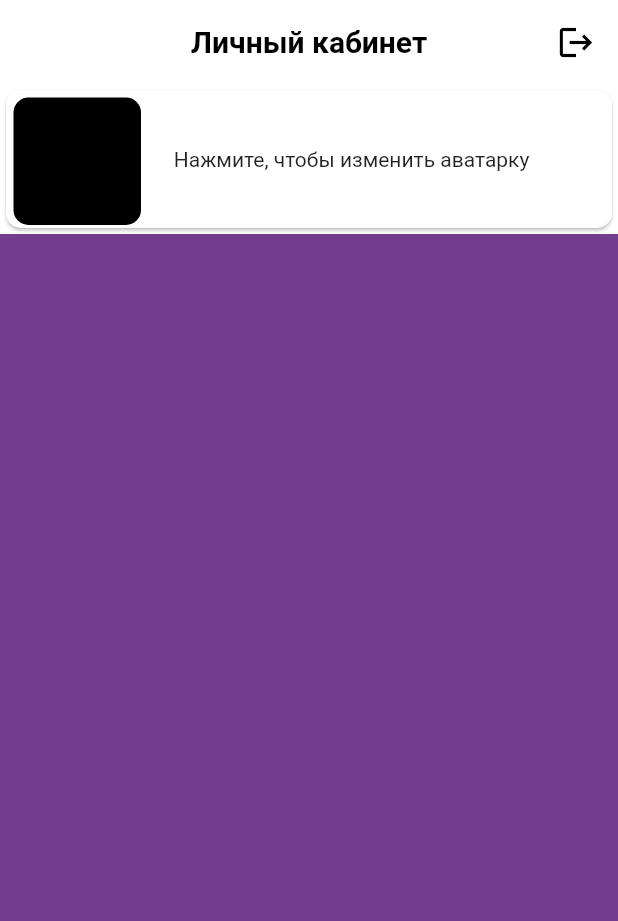
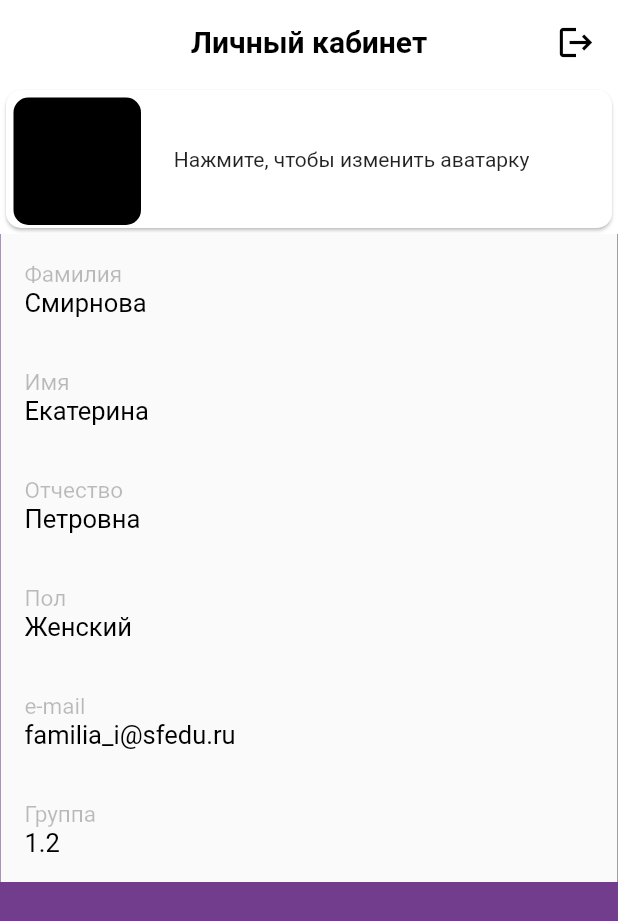
Before and after one commit to Fyordo/IStudent-Flutter, a Flutter app: the UserHomePage widget shown alone on an empty page, opened directly, on a phone screen of 412 x 824 dp. Shown: the top 921 px of the screen. Run offline on Flutter 3.47's test engine with Material 2 defaults, Android fonts, the phone set to English and light mode, and no system bars; our stand-ins replace bloc, floating_bottom_navigation_bar, flutter_bloc, flutter_svg.

Commit message:
User screen

```diff
--- a/lib/bottom bar/user/widgets/user_widget.dart
+++ b/lib/bottom bar/user/widgets/user_widget.dart
@@ -69,6 +69,78 @@ class _UserHomePageState extends State<UserHomePage> {
                                   )
                               ),
                        ),
+
+                      Container(
+                        decoration: BoxDecoration(
+                            border: Border.symmetric(vertical: BorderSide(width: 0.3)),
+                        ),
+                        child: Material(
+                          child: ListTile(
+                            title: Text("Фамилия", style: TextStyle(color: Colors.black26, fontSize: 15)),
+                            subtitle: Text("Смирнова", style: TextStyle(color: Colors.black, fontSize: 17)),
+                          ),
+                        ),
+                      ),
+
+                      Container(
+                        decoration: BoxDecoration(
+                          border: Border.symmetric(vertical: BorderSide(width: 0.3)),
+                        ),
+                        child: Material(
+                          child: ListTile(
+                            title: Text("Имя", style: TextStyle(color: Colors.black26, fontSize: 15)),
+                            subtitle: Text("Екатерина", style: TextStyle(color: Colors.black, fontSize: 17)),
+                          ),
+                        ),
+                      ),
+
+                      Container(
+                        decoration: BoxDecoration(
+                          border: Border.symmetric(vertical: BorderSide(width: 0.3)),
+                        ),
+                        child: Material(
+                          child: ListTile(
+                            title: Text("Отчество", style: TextStyle(color: Colors.black26, fontSize: 15)),
+                            subtitle: Text("Петровна", style: TextStyle(color: Colors.black, fontSize: 17)),
+                          ),
+                        ),
+                      ),
+
+                      Container(
+                        decoration: BoxDecoration(
+                          border: Border.symmetric(vertical: BorderSide(width: 0.3)),
+                        ),
+                        child: Material(
+                          child: ListTile(
+                            title: Text("Пол", style: TextStyle(color: Colors.black26, fontSize: 15)),
+                            subtitle: Text("Женский", style: TextStyle(color: Colors.black, fontSize: 17)),
+                          ),
+                        ),
+                      ),
+
+                      Container(
+                        decoration: BoxDecoration(
+                          border: Border.symmetric(vertical: BorderSide(width: 0.3)),
+                        ),
+                        child: Material(
+                          child: ListTile(
+                            title: Text("e-mail", style: TextStyle(color: Colors.black26, fontSize: 15)),
+                            subtitle: Text("familia_i@sfedu.ru", style: TextStyle(color: Colors.black, fontSize: 17)),
+                          ),
+                        ),
+                      ),
+
+                      Container(
+                        decoration: BoxDecoration(
+                          border: Border.symmetric(vertical: BorderSide(width: 0.3)),
+                        ),
+                        child: Material(
+                          child: ListTile(
+                            title: Text("Группа", style: TextStyle(color: Colors.black26, fontSize: 15)),
+                            subtitle: Text("1.2", style: TextStyle(color: Colors.black, fontSize: 17)),
+                          ),
+                        ),
+                      ),
                     ],
                   ),
                 );
```
